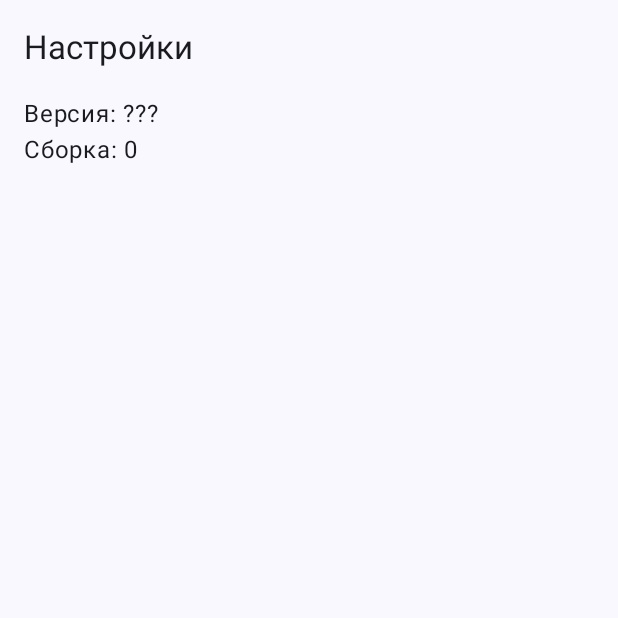
After one commit to aleks100s/Cashback-Android, an Android app built with Jetpack Compose: the composable SettingsScreen shown on its own in the app's theme, on a phone screen of 412 x 824 dp, the top half of it. The commit adds this screen. Run offline under Robolectric (Android 15) with nearby library versions, the phone set to English and light mode, and no system bars.

Commit message:
Show app version

```diff
--- a/app/src/main/java/com/alextos/cashback/app/CashbackApplication.kt
+++ b/app/src/main/java/com/alextos/cashback/app/CashbackApplication.kt
@@ -3,6 +3,7 @@ package com.alextos.cashback.app
 import android.app.Application
 import com.alextos.cashback.core.di.coreModule
 import com.alextos.cashback.features.cards.di.cardsModule
+import com.alextos.cashback.features.settings.di.settingsModule
 import org.koin.android.ext.koin.androidContext
 import org.koin.core.context.GlobalContext.startKoin
 
@@ -11,7 +12,7 @@ class CashbackApplication: Application() {
         super.onCreate()
         startKoin {
             androidContext(this@CashbackApplication)
-            modules(appModule, coreModule, cardsModule)
+            modules(appModule, coreModule, cardsModule, settingsModule)
         }
     }
 }
--- a/app/src/main/java/com/alextos/cashback/core/data/entities/PlaceEntity.kt
+++ b/app/src/main/java/com/alextos/cashback/core/data/entities/PlaceEntity.kt
@@ -4,7 +4,6 @@ import androidx.room.Entity
 import androidx.room.ForeignKey
 import androidx.room.Index
 import androidx.room.PrimaryKey
-import com.alextos.cashback.core.domain.Category
 
 @Entity(
     tableName = "places",
--- a/app/src/main/java/com/alextos/cashback/features/settings/SettingsRoot.kt
+++ b/app/src/main/java/com/alextos/cashback/features/settings/SettingsRoot.kt
@@ -9,6 +9,8 @@ import androidx.navigation.compose.NavHost
 import androidx.navigation.compose.composable
 import androidx.navigation.compose.navigation
 import androidx.navigation.compose.rememberNavController
+import com.alextos.cashback.features.settings.presentation.settings.SettingsScreen
+import org.koin.androidx.compose.koinViewModel
 
 @Composable
 fun SettingsRoot(modifier: Modifier = Modifier) {
@@ -23,9 +25,7 @@ fun SettingsRoot(modifier: Modifier = Modifier) {
             startDestination = SettingsRoute.Settings
         ) {
             composable<SettingsRoute.Settings> {
-                Box(modifier = Modifier.fillMaxSize()) {
-                    Text("Настройки")
-                }
+                SettingsScreen(viewModel = koinViewModel())
             }
         }
     }
--- /dev/null
+++ b/app/src/main/java/com/alextos/cashback/features/settings/presentation/settings/SettingsScreen.kt
@@ -0,0 +1,65 @@
+package com.alextos.cashback.features.settings.presentation.settings
+
+import androidx.compose.foundation.layout.Column
+import androidx.compose.foundation.layout.padding
+import androidx.compose.foundation.lazy.LazyColumn
+import androidx.compose.material3.ExperimentalMaterial3Api
+import androidx.compose.material3.Scaffold
+import androidx.compose.material3.Text
+import androidx.compose.material3.TopAppBar
+import androidx.compose.runtime.Composable
+import androidx.compose.runtime.getValue
+import androidx.compose.ui.Modifier
+import androidx.compose.ui.res.stringResource
+import androidx.compose.ui.tooling.preview.Preview
+import androidx.compose.ui.unit.dp
+import androidx.lifecycle.compose.collectAsStateWithLifecycle
+import com.alextos.cashback.R
+
+@OptIn(ExperimentalMaterial3Api::class)
+@Composable
+fun SettingsScreen(
+    modifier: Modifier = Modifier,
+    viewModel: SettingsViewModel
+) {
+    val state by viewModel.state.collectAsStateWithLifecycle()
+
+    Scaffold(
+        modifier = modifier,
+        topBar = {
+            TopAppBar(
+                title = {
+                    Text("Настройки")
+                }
+            )
+        }
+    ) { innerPaddings ->
+        SettingsView(
+            modifier = Modifier.padding(top = innerPaddings.calculateTopPadding()),
+            state = state
+        )
+    }
+}
+
+@Composable
+private fun SettingsView(
+    modifier: Modifier = Modifier,
+    state: SettingsState
+) {
+    LazyColumn(
+        modifier = modifier.padding(horizontal = 16.dp)
+    ) {
+        item {
+            Column {
+                Text(stringResource(R.string.app_version, state.appVersion))
+                Text(stringResource(R.string.app_build, state.buildVersion))
+            }
+        }
+    }
+}
+
+@Preview
+@Composable
+fun SettingsPreview() {
+
+}
--- /dev/null
+++ b/app/src/main/java/com/alextos/cashback/features/settings/presentation/settings/SettingsState.kt
@@ -0,0 +1,6 @@
+package com.alextos.cashback.features.settings.presentation.settings
+
+data class SettingsState(
+    val appVersion: String = "",
+    val buildVersion: Long = 0
+)
--- /dev/null
+++ b/app/src/main/java/com/alextos/cashback/features/settings/presentation/settings/SettingsViewModel.kt
@@ -0,0 +1,27 @@
+package com.alextos.cashback.features.settings.presentation.settings
+
+import android.app.Application
+import androidx.lifecycle.AndroidViewModel
+import com.alextos.cashback.app.CashbackApplication
+import kotlinx.coroutines.flow.MutableStateFlow
+import kotlinx.coroutines.flow.asStateFlow
+import kotlinx.coroutines.flow.update
+
+class SettingsViewModel(application: Application): AndroidViewModel(application) {
+    private val _state = MutableStateFlow(SettingsState())
+    val state = _state.asStateFlow()
+
+    init {
+        val application = getApplication<CashbackApplication>()
+        val packageInfo = application.packageManager.getPackageInfo(application.packageName, 0)
+        val versionName = packageInfo.versionName
+        val versionCode = packageInfo.longVersionCode
+
+        _state.update {
+            it.copy(
+                appVersion = versionName ?: "???",
+                buildVersion = versionCode
+            )
+        }
+    }
+}
--- a/app/src/main/res/values/strings.xml
+++ b/app/src/main/res/values/strings.xml
@@ -1,3 +1,5 @@
 <resources>
-    <string name="app_name">Cashback</string>
+    <string name="app_name">Кэшбэк</string>
+    <string name="app_version">Версия: %1$s</string>
+    <string name="app_build">Сборка: %1$s</string>
 </resources>
```
Also changed, not shown: app/src/main/java/com/alextos/cashback/features/cards/presentation/cards_list/CardsListScreen.kt (+10 -3 lines), app/src/main/java/com/alextos/cashback/features/settings/di/SettingsModule.kt (added, +9 -0 lines).
